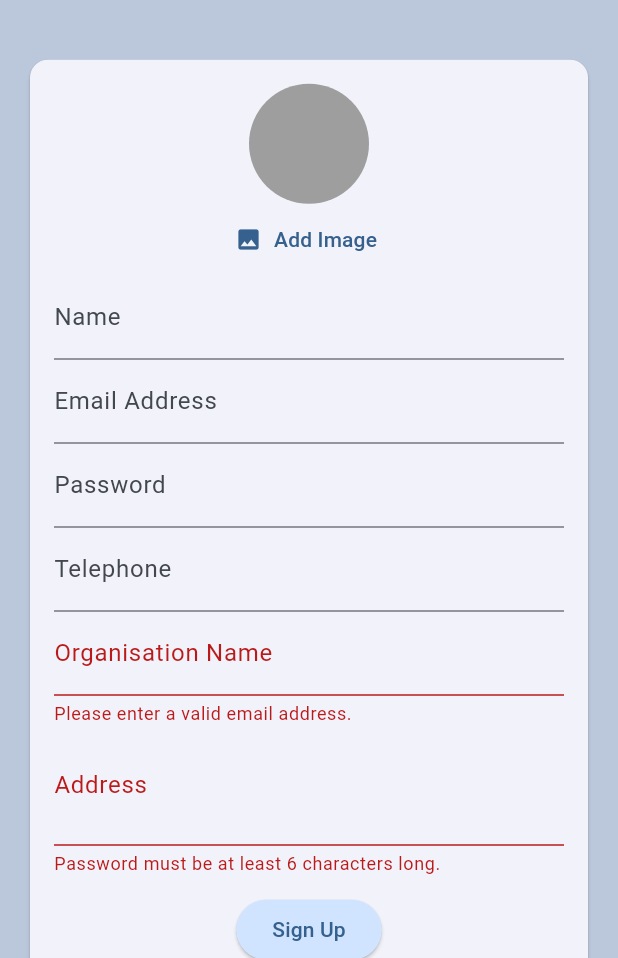
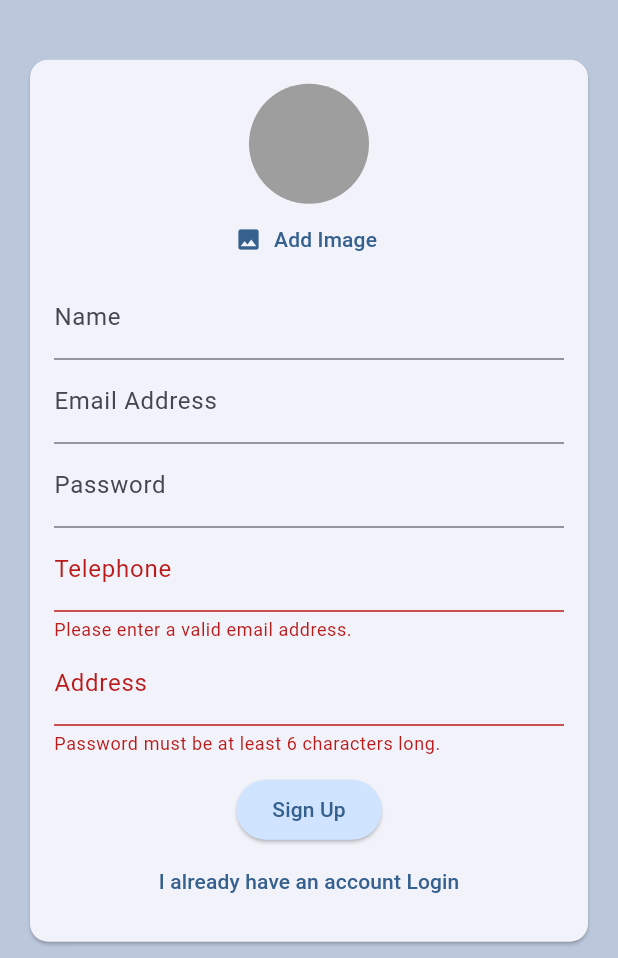
Before and after one commit to adebola/iceplanet-mobile, a Flutter app: the screen it shows after launch, after a tap on "Login", after a tap on "Create an Account", on a phone screen of 412 x 824 dp, the part 278-1236 px from its top. Run offline on Flutter 3.47's test engine with Material 3 defaults, Android fonts, the phone set to English and light mode, and no system bars; our stand-ins replace flutter_dotenv, image_picker, logger; missing offline and left inert: aws_s3_upload_lite.

Commit message:
Implemented the following 1. AppIcons (Android and iOS) 2. Upload Avatar Image Now Not Mandatory 3. Other Relevant Files added to checkIn

```diff
--- a/lib/screens/auth_screen.dart
+++ b/lib/screens/auth_screen.dart
@@ -7,7 +7,7 @@ import 'package:http/http.dart' as http;
 import '../utils/tools.dart';
 import '../widgets/user_image_picker.dart';
 
-const Url = 'http://10.0.2.2:3000/api/v1';
+const Url = 'https://store.factorialsystems.io/api/v1';
 
 class AuthScreen extends StatefulWidget {
   const AuthScreen({super.key});
@@ -25,7 +25,6 @@ class _AuthScreenState extends State<AuthScreen> {
   var _userPassword = '';
   var _userName = '';
   var _telephoneNumber = '';
-  var _organizationName = '';
   var _address = '';
   File? _selectedImage;
 
@@ -36,14 +35,6 @@ class _AuthScreenState extends State<AuthScreen> {
     if (!isValid) {
       ScaffoldMessenger.of(context).showSnackBar(SnackBar(
         content: const Text('Please fill out the form.'),
-        backgroundColor: Theme.of(context).colorScheme.error,
-      ));
-      return;
-    }
-
-    if (!_isLogin && _selectedImage == null) {
-      ScaffoldMessenger.of(context).showSnackBar(SnackBar(
-        content: const Text('Please pick an image.'),
         backgroundColor: Theme.of(context).colorScheme.error,
       ));
       return;
@@ -69,7 +60,7 @@ class _AuthScreenState extends State<AuthScreen> {
               'password': _userPassword,
             }));
         final data = json.decode(response.body);
-        logger.d(data);
+        logger.d('login Response $data');
       } catch (error) {
         var message =
             'An error occurred, logging in, please check your credentials!';
@@ -89,19 +80,33 @@ class _AuthScreenState extends State<AuthScreen> {
       }
     } else {
       // Sign user up
-      return logger.d(_selectedImage!);
 
-      try {
+      var imageUrl;
+
+      if (_selectedImage != null) {
+        final fileName = _selectedImage!.path.split('/').last;
+        logger.d('FileName $fileName');
+
         var results = await AwsS3.uploadFile(
           file: File(_selectedImage!.path),
           bucket: dotenv.env['AWS_BUCKET_NAME']!,
           region: dotenv.env['AWS_REGION']!,
           accessKey: dotenv.env['AWS_ACCESSKEY_ID']!,
           secretKey: dotenv.env['AWS_SECRET_ACCESS_KEY']!,
-          destDir: 'prodImages',
-          filename: '',
+          destDir: 'avatar-images/',
+          filename: fileName,
         );
 
+        if (results != '204' || results != '200') {
+          logger.d('Unknown Results: $results');
+          return;
+        }
+
+        imageUrl =
+            'https://${dotenv.env['AWS_BUCKET_NAME']}.s3.${dotenv.env['AWS_REGION']}.amazonaws.com/$fileName';
+      }
+
+      try {
         final response = await http.post(Uri.parse('$Url/auth/signup'),
             headers: <String, String>{
               'Content-Type': 'application/json; charset=UTF-8',
@@ -112,32 +117,10 @@ class _AuthScreenState extends State<AuthScreen> {
               'fullName': _userName,
               'telephoneNumber': _telephoneNumber,
               'address': _address,
-              'organisation': _organizationName,
+              'avatar': imageUrl,
             }));
         final data = json.decode(response.body);
         logger.d(data);
-
-        // final storageRef = FirebaseStorage.instance
-        //     .ref()
-        //     .child('user_images')
-        //     .child('${userCredentials.user!.uid}.jpg');
-        //
-        // final result = await storageRef.putFile(_selectedImage!);
-        // final imageUrl = await storageRef.getDownloadURL();
-        // logger.d('Image URL: $imageUrl');
-        //
-        // await FirebaseFirestore.instance
-        //     .collection('users')
-        //     .doc(userCredentials.user!.uid)
-        //     .set({
-        //   'username': _userName,
-        //   'email': _userEmail,
-        //   'image_url': imageUrl,
-        // });
-        //
-        // // _firebase.currentUser!.updatePhotoURL(imageUrl);
-        //
-        // logger.d(userCredentials);
       } catch (error) {
         var message = 'An error occurred, signing up';
 
@@ -163,7 +146,11 @@ class _AuthScreenState extends State<AuthScreen> {
           child: Column(mainAxisAlignment: MainAxisAlignment.center, children: [
             Container(
               margin: const EdgeInsets.only(
-                  top: 30, bottom: 20, left: 20, right: 20),
+                  top: 30,
+                  bottom: 20,
+                  left: 20,
+                  right: 20
+              ),
               width: 200,
               child: Image.asset('assets/images/logo.png'),
             ),
@@ -251,23 +238,7 @@ class _AuthScreenState extends State<AuthScreen> {
                           ),
                         if (!_isLogin)
                           TextFormField(
-                            decoration: const InputDecoration(
-                                labelText: 'Organisation Name'),
-                            validator: (value) {
-                              if (value == null || value.trim().length < 8) {
-                                return 'Organisation must be at least 8 characters long.';
-                              }
-                              return null;
-                            },
-                            onSaved: (value) {
-                              _organizationName = value!;
-                              logger.d('Organization Name: $_organizationName');
-                            },
-                          ),
-                        if (!_isLogin)
-                          TextFormField(
                             keyboardType: TextInputType.multiline,
-                            minLines: 2,
                             maxLines: null,
                             decoration:
                                 const InputDecoration(labelText: 'Address'),
@@ -292,7 +263,10 @@ class _AuthScreenState extends State<AuthScreen> {
                                   backgroundColor: Theme.of(context)
                                       .colorScheme
                                       .primaryContainer),
-                              child: Text(_isLogin ? 'Login' : 'Sign Up')),
+                              child: Text(
+                                  _isLogin ? 'Login' : 'Sign Up'
+                              )
+                          ),
                         if (!_isAuthenticating)
                           TextButton(
                               onPressed: () {
```
Also changed, not shown: 40 other files.
